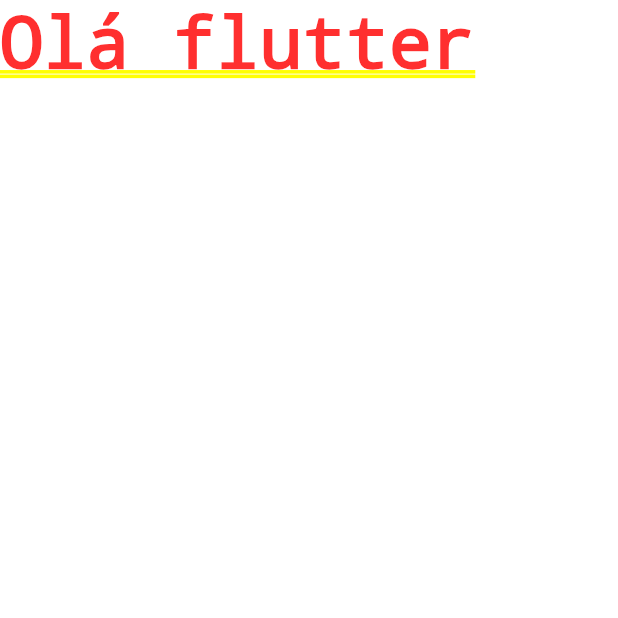
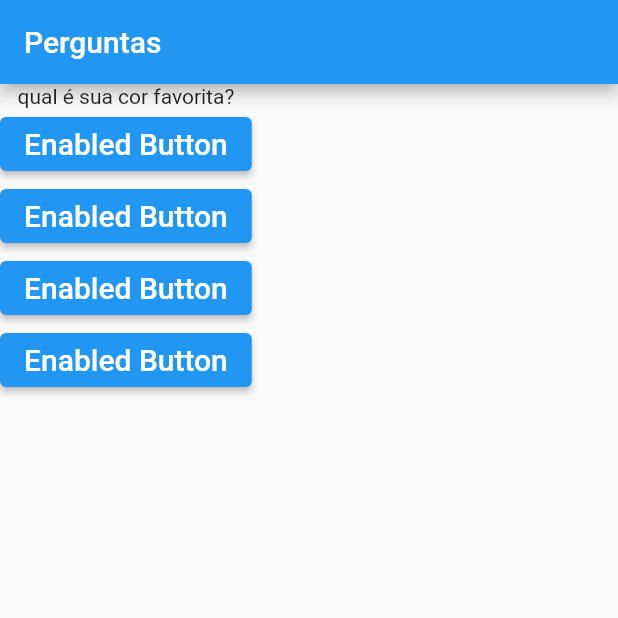
Before and after one commit to isaac545454/flutter_quiz, a Flutter app: the screen it shows after launch, on a phone screen of 412 x 824 dp, the top half of it. Run offline on Flutter 3.47's test engine with Material 2 defaults, Android fonts, the phone set to English and light mode, and no system bars.

Commit message:
feat: add button

```diff
--- a/lib/main.dart
+++ b/lib/main.dart
@@ -1,14 +1,50 @@
 import 'package:flutter/cupertino.dart';
 import 'package:flutter/material.dart';
 
-void main() {
-  runApp(new Quiz());
-}
+void main() => runApp(new Quiz());
+
+final List<String> question = [
+  "qual é sua cor favorita?",
+  "qual é seu animal favorito?"
+];
 
 class Quiz extends StatelessWidget {
+  @override
   Widget build(BuildContext context) {
     return MaterialApp(
-      home: Text("Olá flutter"),
+      home: Scaffold(
+        appBar: AppBar(
+          title: Text(
+            "Perguntas",
+            key: key,
+          ),
+        ),
+        body: Column(
+          children: <Widget>[
+            Text(question[0], key: key),
+            ElevatedButton(
+              onPressed: () => {},
+              child:
+                  const Text('Enabled Button', style: TextStyle(fontSize: 20)),
+            ),
+            ElevatedButton(
+              onPressed: () => {},
+              child:
+                  const Text('Enabled Button', style: TextStyle(fontSize: 20)),
+            ),
+            ElevatedButton(
+              onPressed: () => {},
+              child:
+                  const Text('Enabled Button', style: TextStyle(fontSize: 20)),
+            ),
+            ElevatedButton(
+              onPressed: () => {},
+              child:
+                  const Text('Enabled Button', style: TextStyle(fontSize: 20)),
+            ),
+          ],
+        ),
+      ),
     );
   }
 }
```
